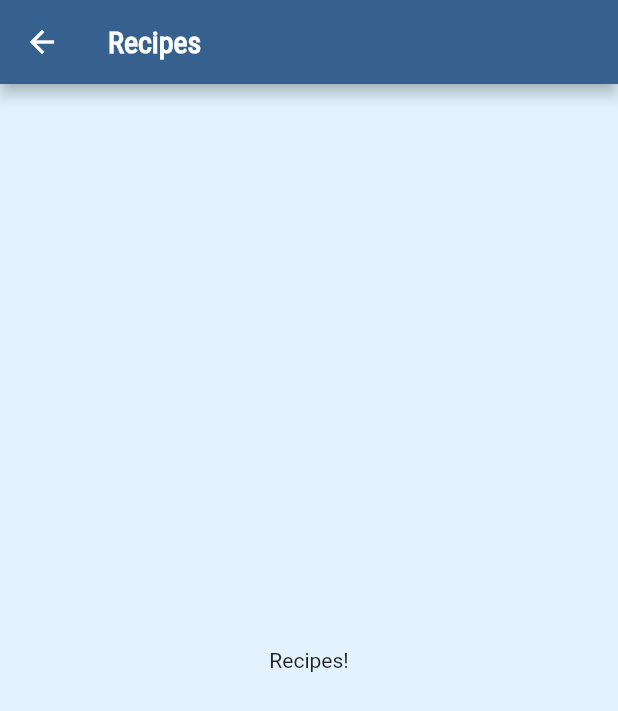
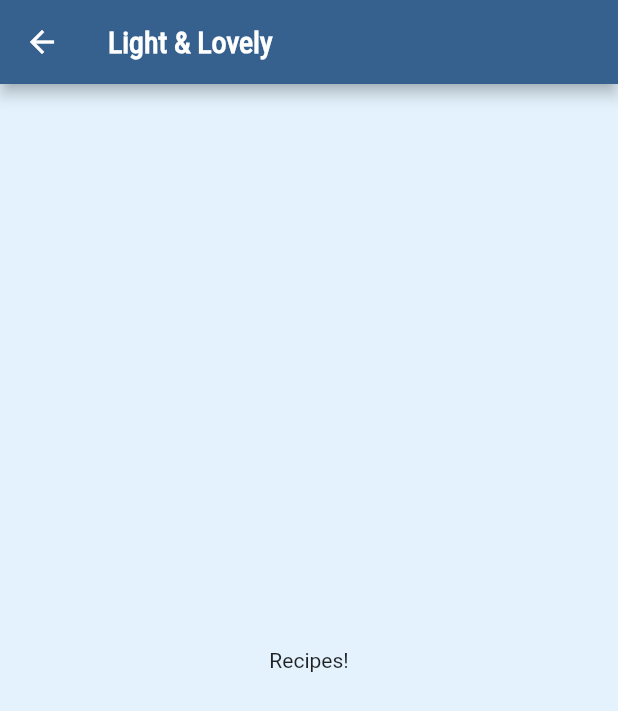
Before and after one commit to RichFlair/meals_app, a Flutter app: the screen it shows after launch, after a tap on "Light & Lovely", on a phone screen of 412 x 824 dp. Shown: the top 711 px of the screen. Run offline on Flutter 3.47's test engine with Material 2 defaults, Android fonts, the phone set to English and light mode, and no system bars.

Commit message:
passing data via constructor

```diff
--- a/lib/categories_screen.dart
+++ b/lib/categories_screen.dart
@@ -21,6 +21,7 @@ class Categories extends StatelessWidget {
         ),
         children: dummyCategories.map((e) {
           return CategoryItem(
+            id: e.id,
             title: e.title,
             color: e.color,
           );
--- a/lib/category_item.dart
+++ b/lib/category_item.dart
@@ -2,19 +2,24 @@ import 'package:flutter/material.dart';
 import './category_meals_screen.dart';
 
 class CategoryItem extends StatelessWidget {
+  final String id;
   final String title;
   final Color color;
   const CategoryItem({
     super.key,
     required this.title,
     required this.color,
+    required this.id,
   });
 
   void selectCategory(BuildContext ctx) {
     Navigator.of(ctx).push(
       MaterialPageRoute(
         builder: (_) {
-          return const CategoryMeals();
+          return CategoryMealsScreen(
+            id: id,
+            title: title,
+          );
         },
       ),
     );
--- a/lib/category_meals_screen.dart
+++ b/lib/category_meals_screen.dart
@@ -1,13 +1,19 @@
 import 'package:flutter/material.dart';
 
-class CategoryMeals extends StatelessWidget {
-  const CategoryMeals({super.key});
+class CategoryMealsScreen extends StatelessWidget {
+  final String id;
+  final String title;
+  const CategoryMealsScreen({
+    super.key,
+    required this.id,
+    required this.title,
+  });
 
   @override
   Widget build(BuildContext context) {
     return Scaffold(
       appBar: AppBar(
-        title: const Text('Recipes'),
+        title: Text(title),
       ),
       body: const Center(
         child: Text('Recipes!'),
```
